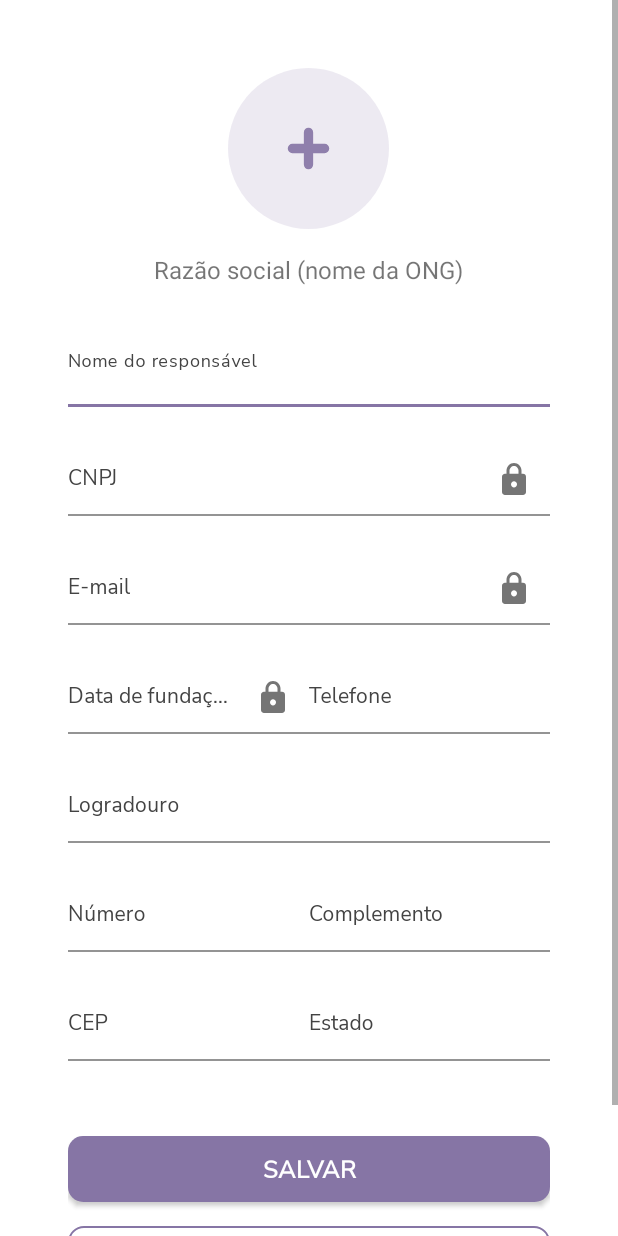
After one commit to Pederzini/miaudote, an Android app: the layout activity_perfil_ong.xml on its own in the app's theme, with its tools: preview values and no code run, on a phone screen of 412 x 824 dp. The commit adds this screen. Run offline under Robolectric (Android 15) with nearby library versions, the phone set to English and light mode, and no system bars.

Commit message:
Cria tela perfil ONG

```diff
--- /dev/null
+++ b/aplicacao/Miaudote/app/src/main/res/drawable/ic_cadeado.xml
@@ -0,0 +1,9 @@
+<vector xmlns:android="http://schemas.android.com/apk/res/android"
+    android:width="16dp"
+    android:height="21dp"
+    android:viewportWidth="16"
+    android:viewportHeight="21">
+  <path
+      android:pathData="M8,16C8.5304,16 9.0391,15.7893 9.4142,15.4142C9.7893,15.0391 10,14.5304 10,14C10,12.89 9.1,12 8,12C7.4696,12 6.9609,12.2107 6.5858,12.5858C6.2107,12.9609 6,13.4696 6,14C6,14.5304 6.2107,15.0391 6.5858,15.4142C6.9609,15.7893 7.4696,16 8,16ZM14,7C14.5304,7 15.0391,7.2107 15.4142,7.5858C15.7893,7.9609 16,8.4696 16,9V19C16,19.5304 15.7893,20.0391 15.4142,20.4142C15.0391,20.7893 14.5304,21 14,21H2C1.4696,21 0.9609,20.7893 0.5858,20.4142C0.2107,20.0391 0,19.5304 0,19V9C0,7.89 0.9,7 2,7H3V5C3,3.6739 3.5268,2.4021 4.4645,1.4645C5.4022,0.5268 6.6739,0 8,0C8.6566,0 9.3068,0.1293 9.9134,0.3806C10.52,0.6319 11.0712,1.0002 11.5355,1.4645C11.9998,1.9288 12.3681,2.4799 12.6194,3.0866C12.8707,3.6932 13,4.3434 13,5V7H14ZM8,2C7.2043,2 6.4413,2.3161 5.8787,2.8787C5.3161,3.4413 5,4.2043 5,5V7H11V5C11,4.2043 10.6839,3.4413 10.1213,2.8787C9.5587,2.3161 8.7956,2 8,2Z"
+      android:fillColor="#BFBFBF"/>
+</vector>
--- /dev/null
+++ b/aplicacao/Miaudote/app/src/main/res/drawable/ic_editar.xml
@@ -0,0 +1,13 @@
+<vector xmlns:android="http://schemas.android.com/apk/res/android"
+    android:width="20dp"
+    android:height="20dp"
+    android:viewportWidth="20"
+    android:viewportHeight="20">
+  <path
+      android:pathData="M19.8008,1.9667C19.9284,2.0947 20,2.268 20,2.4487C20,2.6294 19.9284,2.8027 19.8008,2.9307L18.3767,4.3561L15.6459,1.6253L17.07,0.1999C17.198,0.0719 17.3717,0 17.5527,0C17.7337,0 17.9073,0.0719 18.0354,0.1999L19.8008,1.9653V1.9667ZM17.4114,5.3201L14.6806,2.5893L5.3782,11.8931C5.3031,11.9682 5.2465,12.0598 5.213,12.1607L4.1139,15.4567C4.0939,15.5168 4.0911,15.5813 4.1057,15.6429C4.1203,15.7045 4.1517,15.7608 4.1965,15.8056C4.2412,15.8503 4.2976,15.8818 4.3592,15.8964C4.4208,15.911 4.4852,15.9081 4.5453,15.8882L7.8414,14.7891C7.9421,14.756 8.0337,14.6999 8.109,14.6252L17.4114,5.3215V5.3201Z"
+      android:fillColor="#434343"/>
+  <path
+      android:pathData="M0,17.7506C0,18.2938 0.2158,18.8147 0.5999,19.1988C0.984,19.5829 1.5049,19.7987 2.0481,19.7987H17.0673C17.6105,19.7987 18.1315,19.5829 18.5156,19.1988C18.8996,18.8147 19.1154,18.2938 19.1154,17.7506V9.5583C19.1154,9.3772 19.0435,9.2036 18.9155,9.0756C18.7874,8.9475 18.6138,8.8756 18.4327,8.8756C18.2517,8.8756 18.078,8.9475 17.95,9.0756C17.822,9.2036 17.75,9.3772 17.75,9.5583V17.7506C17.75,17.9317 17.6781,18.1053 17.5501,18.2333C17.4221,18.3614 17.2484,18.4333 17.0673,18.4333H2.0481C1.867,18.4333 1.6934,18.3614 1.5653,18.2333C1.4373,18.1053 1.3654,17.9317 1.3654,17.7506V2.7313C1.3654,2.5503 1.4373,2.3766 1.5653,2.2486C1.6934,2.1206 1.867,2.0487 2.0481,2.0487H10.9231C11.1042,2.0487 11.2778,1.9767 11.4058,1.8487C11.5339,1.7207 11.6058,1.547 11.6058,1.366C11.6058,1.1849 11.5339,1.0113 11.4058,0.8832C11.2778,0.7552 11.1042,0.6833 10.9231,0.6833H2.0481C1.5049,0.6833 0.984,0.899 0.5999,1.2831C0.2158,1.6672 0,2.1882 0,2.7313V17.7506Z"
+      android:fillColor="#434343"
+      android:fillType="evenOdd"/>
+</vector>
--- /dev/null
+++ b/aplicacao/Miaudote/app/src/main/res/drawable/ic_editar_default.xml
@@ -0,0 +1,17 @@
+<vector xmlns:android="http://schemas.android.com/apk/res/android"
+    android:width="107dp"
+    android:height="107dp"
+    android:viewportWidth="107"
+    android:viewportHeight="107">
+  <path
+      android:pathData="M53.5,0L53.5,0A53.5,53.5 0,0 1,107 53.5L107,53.5A53.5,53.5 0,0 1,53.5 107L53.5,107A53.5,53.5 0,0 1,0 53.5L0,53.5A53.5,53.5 0,0 1,53.5 0z"
+      android:fillColor="#8675A5"
+      android:fillAlpha="0.15"/>
+  <path
+      android:pathData="M42.8,53.5H64.2M53.5,42.8V64.2V42.8Z"
+      android:strokeLineJoin="round"
+      android:strokeWidth="6.17857"
+      android:fillColor="#00000000"
+      android:strokeColor="#8F7FAC"
+      android:strokeLineCap="round"/>
+</vector>
--- /dev/null
+++ b/aplicacao/Miaudote/app/src/main/res/layout/activity_perfil_ong.xml
@@ -0,0 +1,277 @@
+<?xml version="1.0" encoding="utf-8"?>
+<androidx.constraintlayout.widget.ConstraintLayout xmlns:android="http://schemas.android.com/apk/res/android"
+    xmlns:app="http://schemas.android.com/apk/res-auto"
+    android:layout_width="match_parent"
+    android:layout_height="match_parent"
+    android:background="@color/white">
+
+    <ScrollView
+        android:layout_width="match_parent"
+        android:layout_height="match_parent">
+
+        <LinearLayout
+            android:id="@+id/background"
+            android:layout_width="match_parent"
+            android:layout_height="match_parent"
+            android:orientation="vertical"
+            android:gravity="center"
+            >
+
+            <ImageView
+                android:id="@+id/ic_editar_default"
+                android:layout_width="wrap_content"
+                android:layout_height="@dimen/size_height_edit_icon"
+                android:layout_marginTop="@dimen/space_forty_five"
+                android:onClick="editarFoto"
+                android:src="@drawable/ic_editar_default"
+            />
+
+            <TextView
+                android:id="@+id/tv_razao_social"
+                android:layout_width="wrap_content"
+                android:layout_height="wrap_content"
+                android:layout_marginTop="@dimen/space_sixteen"
+                android:text="@string/razao_social_nome_da_ong"
+                android:textSize="@dimen/text_sixteen"/>
+
+            <LinearLayout
+                android:layout_width="match_parent"
+                android:layout_height="wrap_content"
+                android:layout_marginStart="@dimen/space_forty_five"
+                android:layout_marginTop="@dimen/space_thirty_two"
+                android:layout_marginEnd="@dimen/space_forty_five"
+                android:orientation="vertical"
+                app:layout_constraintEnd_toEndOf="parent"
+                app:layout_constraintStart_toStartOf="parent"
+                app:layout_constraintTop_toBottomOf="@id/background">
+
+                <com.google.android.material.textfield.TextInputLayout
+                    style="@style/inputTitleText"
+                    android:layout_width="match_parent"
+                    android:layout_height="wrap_content"
+                    android:hint="@string/nome_do_responsavel">
+
+                    <com.google.android.material.textfield.TextInputEditText
+                        android:id="@+id/et_nome_responsavel"
+                        style="@style/inputValueText"
+                        android:layout_width="match_parent"
+                        android:layout_height="wrap_content"
+                        android:inputType="text"/>
+
+                </com.google.android.material.textfield.TextInputLayout>
+
+                <com.google.android.material.textfield.TextInputLayout
+                    style="@style/inputTitleText"
+                    android:layout_width="match_parent"
+                    android:layout_height="wrap_content"
+                    android:layout_marginTop="@dimen/space_twenty_four"
+                    android:hint="@string/cnpj"
+                    app:endIconMode="custom"
+                    app:endIconDrawable="@drawable/ic_cadeado">
+
+                    <com.google.android.material.textfield.TextInputEditText
+                        android:id="@+id/et_cnpj"
+                        style="@style/inputValueText"
+                        android:layout_width="match_parent"
+                        android:layout_height="wrap_content"
+                        android:digits="0123456789"
+                        android:inputType="number"/>
+
+                </com.google.android.material.textfield.TextInputLayout>
+
+                <com.google.android.material.textfield.TextInputLayout
+                    style="@style/inputTitleText"
+                    android:layout_width="match_parent"
+                    android:layout_height="wrap_content"
+                    android:layout_marginTop="@dimen/space_twenty_four"
+                    android:hint="@string/e_mail"
+                    app:endIconMode="custom"
+                    app:endIconDrawable="@drawable/ic_cadeado">
+
+                    <com.google.android.material.textfield.TextInputEditText
+                        android:id="@+id/et_email"
+                        style="@style/inputValueText"
+                        android:layout_width="match_parent"
+                        android:layout_height="wrap_content"/>
+
+                </com.google.android.material.textfield.TextInputLayout>
+
+                <LinearLayout
+                    android:layout_width="match_parent"
+                    android:layout_height="wrap_content"
+                    android:orientation="horizontal">
+
+                    <com.google.android.material.textfield.TextInputLayout
+                        style="@style/inputTitleText"
+                        android:layout_width="0dp"
+                        android:layout_height="wrap_content"
+                        android:layout_marginTop="@dimen/space_twenty_four"
+                        android:layout_weight="1"
+                        android:hint="@string/data_de_fundacao"
+                        app:endIconMode="custom"
+                        app:endIconDrawable="@drawable/ic_cadeado">
+
+                        <com.google.android.material.textfield.TextInputEditText
+                            android:id="@+id/et_data_funcacao"
+                            style="@style/inputValueText"
+                            android:layout_width="match_parent"
+                            android:layout_height="wrap_content"
+                            android:inputType="date"/>
+
+                    </com.google.android.material.textfield.TextInputLayout>
+
+                    <com.google.android.material.textfield.TextInputLayout
+                        style="@style/inputTitleText"
+                        android:layout_width="0dp"
+                        android:layout_height="wrap_content"
+                        android:layout_marginTop="@dimen/space_twenty_four"
+                        android:layout_weight="1"
+                        android:hint="@string/telefone">
+
+                        <com.google.android.material.textfield.TextInputEditText
+                            android:id="@+id/et_telefone"
+                            style="@style/inputValueText"
+                            android:layout_width="match_parent"
+                            android:layout_height="wrap_content"
+                            android:digits="0123456789"
+                            android:inputType="phone" />
+
+                    </com.google.android.material.textfield.TextInputLayout>
+                </LinearLayout>
+
+                <com.google.android.material.textfield.TextInputLayout
+                    style="@style/inputTitleText"
+                    android:layout_width="match_parent"
+                    android:layout_height="wrap_content"
+                    android:layout_marginTop="@dimen/space_twenty_four"
+                    android:hint="@string/logradouro">
+
+                    <com.google.android.material.textfield.TextInputEditText
+                        android:id="@+id/et_logradouro"
+                        style="@style/inputValueText"
+                        android:layout_width="match_parent"
+                        android:layout_height="wrap_content"
+                        android:inputType="text"/>
+
+                </com.google.android.material.textfield.TextInputLayout>
+
+                <LinearLayout
+                    android:layout_width="match_parent"
+                    android:layout_height="wrap_content"
+                    android:orientation="horizontal">
+
+                    <com.google.android.material.textfield.TextInputLayout
+                        style="@style/inputTitleText"
+                        android:layout_width="0dp"
+                        android:layout_height="wrap_content"
+                        android:layout_marginTop="@dimen/space_twenty_four"
+                        android:layout_weight="1"
+                        android:hint="@string/numero">
+
+                        <com.google.android.material.textfield.TextInputEditText
+                            android:id="@+id/et_endereco_numero"
+                            style="@style/inputValueText"
+                            android:layout_width="match_parent"
+                            android:layout_height="wrap_content"
+                            android:digits="0123456789"
+                            android:inputType="number" />
+
+                    </com.google.android.material.textfield.TextInputLayout>
+
+                    <com.google.android.material.textfield.TextInputLayout
+                        style="@style/inputTitleText"
+                        android:layout_width="0dp"
+                        android:layout_height="wrap_content"
+                        android:layout_marginTop="@dimen/space_twenty_four"
+                        android:layout_weight="1"
+                        android:hint="@string/complemento">
+
+                        <com.google.android.material.textfield.TextInputEditText
+                            android:id="@+id/et_complemento"
+                            style="@style/inputValueText"
+                            android:layout_width="match_parent"
+                            android:layout_height="wrap_content"
+                            android:inputType="text"/>
+
+                    </com.google.android.material.textfield.TextInputLayout>
+                </LinearLayout>
+
+                <LinearLayout
+                    android:layout_width="match_parent"
+                    android:layout_height="wrap_content"
+                    android:orientation="horizontal">
+
+                    <com.google.android.material.textfield.TextInputLayout
+                        style="@style/inputTitleText"
+                        android:layout_width="0dp"
+                        android:layout_height="wrap_content"
+                        android:layout_marginTop="@dimen/space_twenty_four"
+                        android:layout_weight="1"
+                        android:hint="@string/cep">
+
+                        <com.google.android.material.textfield.TextInputEditText
+                            android:id="@+id/et_cep"
+                            style="@style/inputValueText"
+                            android:layout_width="match_parent"
+                            android:layout_height="wrap_content"
+                            android:digits="0123456789"
+                            android:inputType="textPostalAddress"/>
+
+                    </com.google.android.material.textfield.TextInputLayout>
+
+                    <com.google.android.material.textfield.TextInputLayout
+                        style="@style/inputTitleText"
+                        android:layout_width="0dp"
+                        android:layout_height="wrap_content"
+                        android:layout_marginTop="@dimen/space_twenty_four"
+                        android:layout_weight="1"
+                        android:hint="@string/estado">
+
+                        <com.google.android.material.textfield.TextInputEditText
+                            android:id="@+id/et_estado"
+                            style="@style/inputValueText"
+                            android:layout_width="match_parent"
+                            android:layout_height="wrap_content"
+                            android:inputType="text"/>
+
+                    </com.google.android.material.textfield.TextInputLayout>
+
+                </LinearLayout>
+
+                <androidx.appcompat.widget.AppCompatButton
+                    android:id="@+id/continue_button_page_one"
+                    style="@style/purpleButtonText"
+                    android:layout_width="match_parent"
+                    android:layout_height="@dimen/size_height_button"
+                    android:layout_marginTop="@dimen/space_fifty"
+                    android:background="@drawable/button_background"
+                    android:selectAllOnFocus="true"
+                    android:text="@string/salvar" />
+
+                <androidx.appcompat.widget.AppCompatButton
+                    android:id="@+id/registration_button"
+                    style="@style/transparentButtonText"
+                    android:layout_width="match_parent"
+                    android:layout_height="@dimen/size_height_button"
+                    android:layout_marginTop="@dimen/space_sixteen"
+                    android:background="@drawable/button_background_stroke"
+                    android:text="@string/trocar_senha" />
+
+                <androidx.appcompat.widget.AppCompatButton
+                    android:id="@+id/logout_button"
+                    style="@style/redButtonText"
+                    android:layout_width="match_parent"
+                    android:layout_height="@dimen/size_height_button"
+                    android:layout_marginTop="@dimen/space_sixteen"
+                    android:background="@color/white"
+                    android:text="@string/sair" />
+
+
+            </LinearLayout>
+
+        </LinearLayout>
+
+
+    </ScrollView>
+
+</androidx.constraintlayout.widget.ConstraintLayout>
--- a/aplicacao/Miaudote/app/src/main/res/layout/activity_registration.xml
+++ b/aplicacao/Miaudote/app/src/main/res/layout/activity_registration.xml
@@ -5,7 +5,8 @@
     android:id="@+id/view_flipper"
     android:layout_width="match_parent"
     android:layout_height="match_parent"
-    tools:context=".RegistrationActivity">
+    tools:context=".RegistrationActivity"
+    android:background="@color/white">
 
     <LinearLayout
         android:layout_width="match_parent"
--- a/aplicacao/Miaudote/app/src/main/res/values/colors.xml
+++ b/aplicacao/Miaudote/app/src/main/res/values/colors.xml
@@ -13,4 +13,5 @@
     <color name="light_gray">#FF6F6F6F</color>
     <color name="lightest_gray">#FFC4C4C4</color>
     <color name="main_blue">#FF7386AE</color>
+    <color name="red">#FF4747</color>
 </resources>
--- a/aplicacao/Miaudote/app/src/main/res/values/dimens.xml
+++ b/aplicacao/Miaudote/app/src/main/res/values/dimens.xml
@@ -16,4 +16,6 @@
     <dimen name="size_height_button">44dp</dimen>
     <dimen name="size_height_line">0.5dp</dimen>
     <dimen name="space_twenty_four">24dp</dimen>
+    <dimen name="size_height_edit_icon">107dp</dimen>
+    <dimen name="space_fifty">50dp</dimen>
 </resources>
--- a/aplicacao/Miaudote/app/src/main/res/values/strings.xml
+++ b/aplicacao/Miaudote/app/src/main/res/values/strings.xml
@@ -21,13 +21,18 @@
     <string name="data_de_fundacao">Data de fundação</string>
     <string name="continuar">CONTINUAR</string>
     <string name="informacoes_de_endereco">Informações de endereço</string>
+    <string name="endereco">Endereço</string>
     <string name="cep">CEP</string>
     <string name="logradouro">Logradouro</string>
     <string name="bairro">Bairro</string>
     <string name="numero">Número</string>
     <string name="complemento">Complemento</string>
+    <string name="estado">Estado</string>
     <string name="voltar">VOLTAR</string>
     <string name="informacoes_de_login">Informações de login</string>
     <string name="confirmar_senha">Confirmar senha</string>
     <string name="finalizar">FINALIZAR</string>
+    <string name="salvar">SALVAR</string>
+    <string name="trocar_senha">TROCAR SENHA</string>
+    <string name="sair">SAIR</string>
 </resources>
--- a/aplicacao/Miaudote/app/src/main/res/values/styles.xml
+++ b/aplicacao/Miaudote/app/src/main/res/values/styles.xml
@@ -60,6 +60,13 @@
         <item name="android:foreground">?attr/selectableItemBackground</item>
     </style>
 
+    <style name="redButtonText" parent="mainText">
+        <item name="android:textSize">@dimen/text_sixteen</item>
+        <item name="android:textStyle">bold</item>
+        <item name="android:textColor">@color/red</item>
+        <item name="android:textAllCaps">true</item>
+    </style>
+
     <style name="AppTheme" parent="Theme.AppCompat.Light.DarkActionBar">
         <!-- Customize your theme here. -->
         <item name="colorPrimary">@color/design_default_color_primary</item>
```
